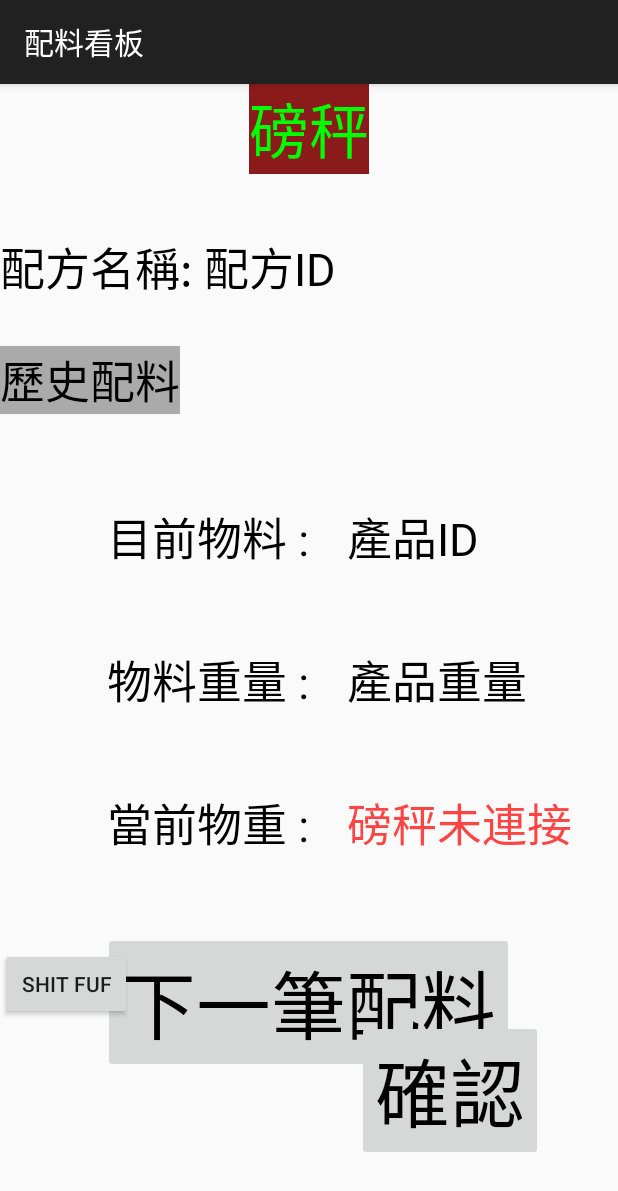
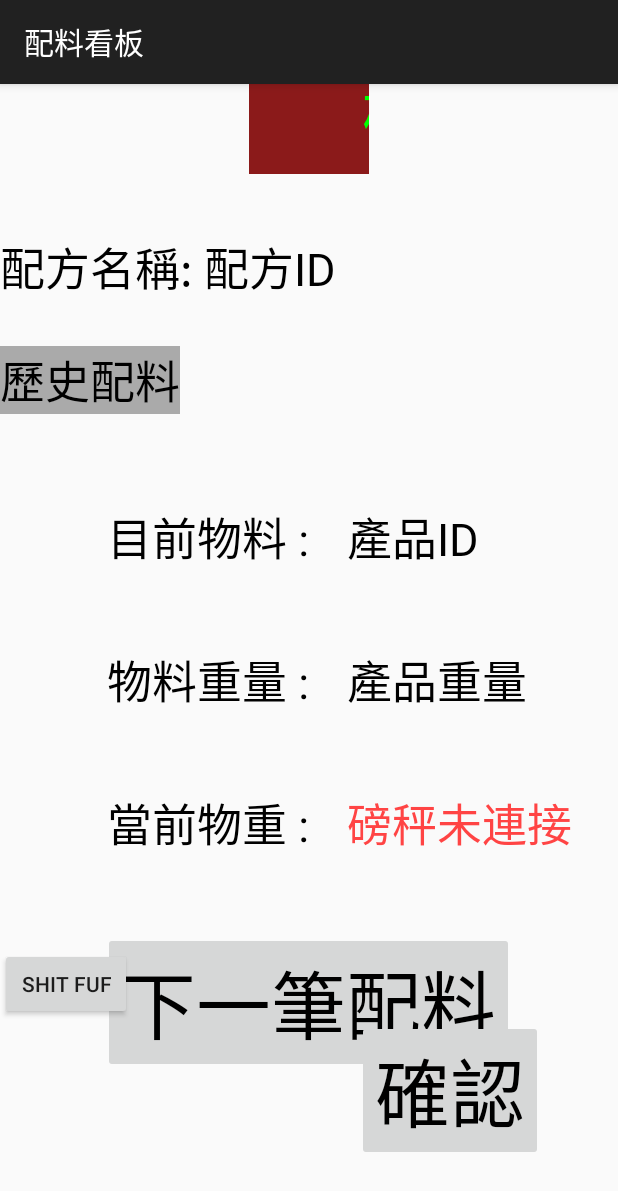
Before and after one commit to medionchou/Android-Test, an Android app: the screen it shows after launch (MainActivity), on a phone screen of 412 x 824 dp. Shown: the top 1191 px of the screen. Run offline under Robolectric (Android 15) with nearby library versions, the phone set to English and light mode, and no system bars.

Commit message:
Add customized TextView to MarqueeTextView
marquee now can be updated every second and appended time by the end.

```diff
--- a/app/src/main/java/com/medion/project_icescream403/MainActivity.java
+++ b/app/src/main/java/com/medion/project_icescream403/MainActivity.java
@@ -48,7 +48,7 @@ public class MainActivity extends AppCompatActivity {
     private Timer timer;
     private Scale[] scales;
     private TextView scannedItemTextView;
-    private ScrollForeverTextView runningTextView;
+    private MarqueeTextView runningTextView;
     private List<UsbDevice> scaleList;
     private MediaPlayer alarmAudio;
 
@@ -130,7 +130,7 @@ public class MainActivity extends AppCompatActivity {
         nextButton.setEnabled(false);
         nextButton.setOnClickListener(new NextButtonListener());
         scannedItemTextView = (TextView) findViewById(R.id.scanned_item_text_view);
-        runningTextView = (ScrollForeverTextView) findViewById(R.id.marquee_text_view);
+        runningTextView = (MarqueeTextView) findViewById(R.id.marquee_text_view);
         alarmAudio = MediaPlayer.create(this, R.raw.alarm);
         timer = new Timer();
         isAnyUsbConnected = false;
@@ -241,10 +241,15 @@ public class MainActivity extends AppCompatActivity {
         } catch(IllegalArgumentException e) {
             Log.e("Client", "IllegalArgumentException: " + e.toString());
         }
+
     }
 
-    public void setMsgTextView(String msg) {
-        runningTextView.setText(msg);
+    public void setRunningTextView(String text) {
+        runningTextView.setText(text);
+    }
+
+    public void setNewRunningTextView(String text) {
+        runningTextView.setNewText(text);
     }
 
     public void restartActivity(int type) {
--- /dev/null
+++ b/app/src/main/java/com/medion/project_icescream403/MarqueeTextView.java
@@ -0,0 +1,84 @@
+package com.medion.project_icescream403;
+
+import android.content.Context;
+import android.graphics.Canvas;
+import android.graphics.Color;
+import android.graphics.Paint;
+import android.util.AttributeSet;
+import android.widget.TextView;
+
+/**
+ * Created by Medion on 2015/10/19.
+ */
+public class MarqueeTextView extends TextView {
+
+    private float textLength = 0f;
+
+    private float viewWidth = 0f;
+
+    private float x = 0f;
+
+    private float y = 0f;
+
+    private float speed = 1.5f;
+
+    private float start_point = 0.0f;
+
+    private float moving_length = 0.0f;
+
+    private Paint paint = null;
+
+    private String text = "";
+
+    public MarqueeTextView(Context context) {
+        super(context);
+    }
+
+    public MarqueeTextView(Context context, AttributeSet attrs) {
+        super(context, attrs);
+    }
+
+    public MarqueeTextView(Context context, AttributeSet attrs, int defStyle) {
+        super(context, attrs, defStyle);
+    }
+
+    public void setSpeed(float speed)
+    {
+        this.speed = speed;
+    }
+
+    private void init()
+    {
+        paint = getPaint();
+        paint.setColor(Color.GREEN);
+        text = getText().toString();
+        textLength = paint.measureText(text);
+        viewWidth = getWidth();
+        x = textLength;
+        start_point = viewWidth + textLength;
+        moving_length = viewWidth + textLength * 2;
+        y = getTextSize() + getPaddingTop();
+
+    }
+
+    public void setNewText(String text) {
+        this.text = text;
+        x += (paint.measureText(text) - textLength);
+        textLength = paint.measureText(text);
+        start_point = viewWidth + textLength;
+        moving_length = viewWidth + textLength * 2;
+    }
+
+    @Override
+    public void onDraw(Canvas canvas)
+    {
+        if (viewWidth == 0) {
+            init();
+        }
+        canvas.drawText(text, start_point - x, y, paint);
+        x += speed;
+        if (x > moving_length)
+            x = textLength;
+        invalidate();
+    }
+}
--- a/app/src/main/java/com/medion/project_icescream403/ScrollForeverTextView.java
+++ /dev/null
@@ -1,37 +0,0 @@
-package com.medion.project_icescream403;
-
-import android.content.Context;
-import android.graphics.Rect;
-import android.util.AttributeSet;
-import android.widget.TextView;
-
-/**
- * Created by EC-510 on 2015/9/23.
- */
-public class ScrollForeverTextView extends TextView {
-    public ScrollForeverTextView(Context context) {
-        super(context);
-    }
-    public ScrollForeverTextView(Context context, AttributeSet attrs) {
-        super(context, attrs);
-    }
-    public ScrollForeverTextView(Context context, AttributeSet attrs,int defStyle) {
-        super(context, attrs, defStyle);
-    }
-    @Override
-    protected void onFocusChanged(boolean focused, int direction, Rect previouslyFocusedRect) {
-        if(focused)
-            super.onFocusChanged(focused, direction, previouslyFocusedRect);
-    }
-    @Override
-    public void onWindowFocusChanged(boolean focused) {
-        if(focused)
-            super.onWindowFocusChanged(focused);
-    }
-    @Override
-    public boolean isFocused() {
-        return true;
-    }
-
-
-}
--- a/app/src/main/res/layout/activity_main.xml
+++ b/app/src/main/res/layout/activity_main.xml
@@ -5,7 +5,7 @@
     tools:context=".MainActivity">
 
 
-    <com.medion.project_icescream403.ScrollForeverTextView
+    <com.medion.project_icescream403.MarqueeTextView
         android:id="@+id/marquee_text_view"
         android:layout_width="wrap_content"
         android:layout_height="wrap_content"
@@ -13,31 +13,11 @@
         android:layout_alignParentTop="true"
         android:singleLine="true"
         android:textSize="40sp"
-        android:marqueeRepeatLimit="marquee_forever"
-        android:ellipsize="marquee"
         android:scrollHorizontally="true"
-        android:focusable="true"
-        android:focusableInTouchMode="true"
         android:textColor="#00FF00"
         android:background="#8B1A1A"
-        android:layout_span="3"
-        android:lines="1"
         android:text="磅秤" />
 
-    <!--TextView
-        android:id="@+id/marquee_text_view"
-        android:layout_width="wrap_content"
-        android:layout_height="wrap_content"
-        android:background="#8B1A1A"
-        android:ellipsize="marquee"
-        android:focusable="true"
-        android:focusableInTouchMode="true"
-        android:marqueeRepeatLimit="marquee_forever"
-        android:scrollHorizontally="true"
-        android:singleLine="true"
-        android:text=""
-        android:textColor="#00FF00"
-        android:textSize="50sp" -->
 
     <!--Helper Text view to position other view component-->
     <TextView
```
Also changed, not shown: app/src/main/java/com/medion/project_icescream403/Client.java (+30 -12 lines).
